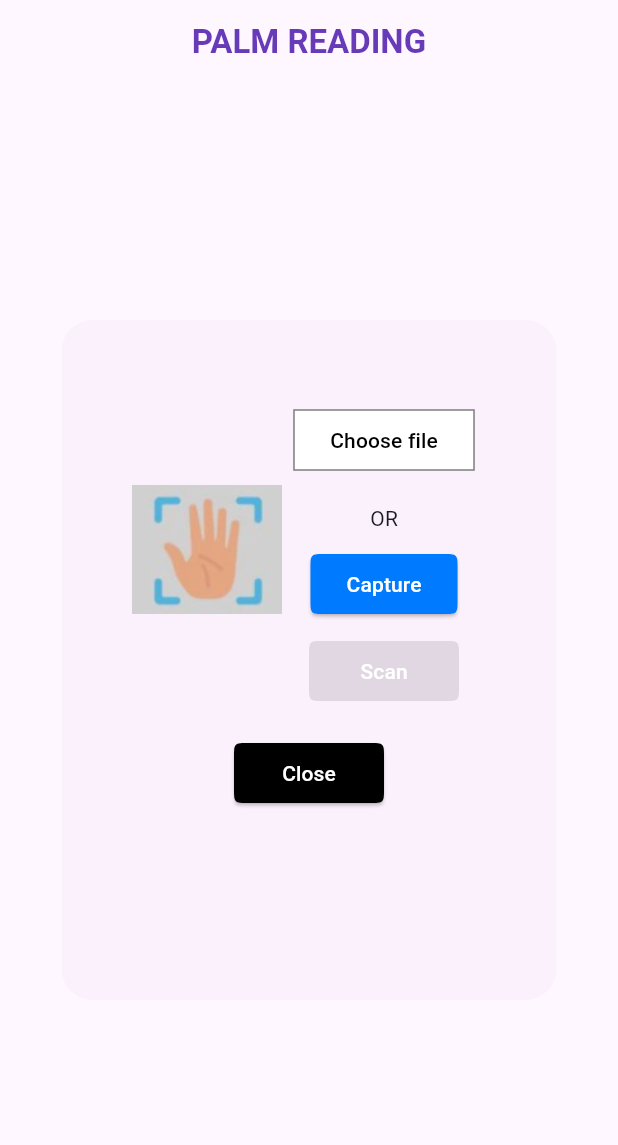
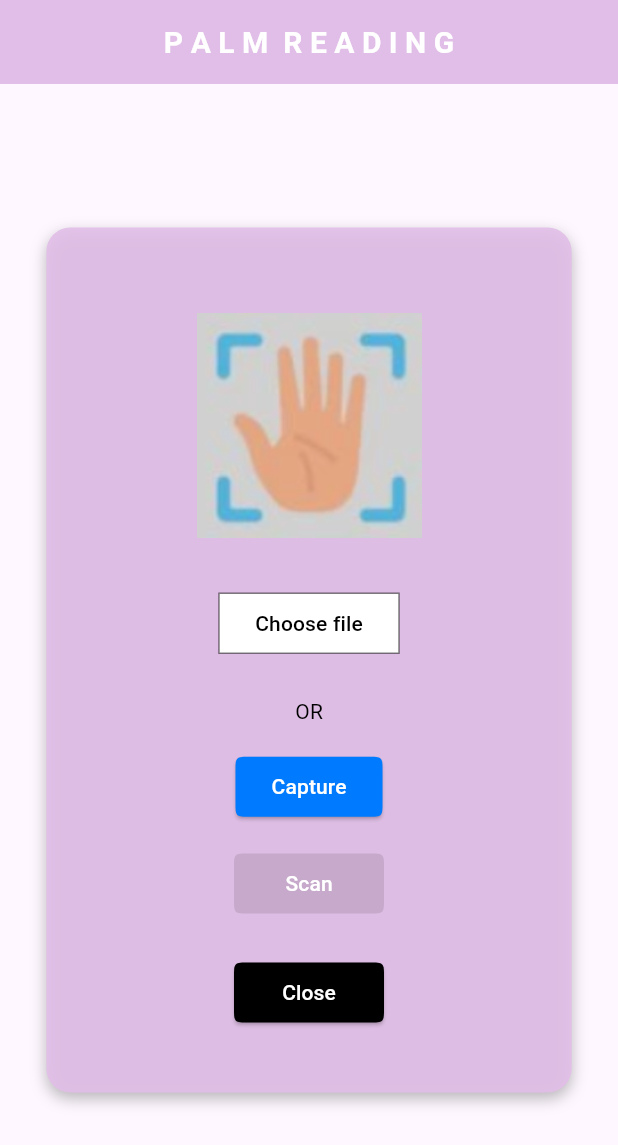
Before and after one commit to Ayyoob6in/Palm_detector, a Flutter app: the screen it shows after launch, on a phone screen of 412 x 824 dp. Shown: the top 1145 px of the screen. Run offline on Flutter 3.47's test engine with Material 3 defaults, Android fonts, the light colour scheme and no system bars; our stand-ins replace image_picker; missing offline and left inert: google_ml_kit.

Commit message:
ui changed

```diff
--- a/lib/controller/palmreader_provider.dart
+++ b/lib/controller/palmreader_provider.dart
@@ -4,20 +4,29 @@ import 'package:image_picker/image_picker.dart';
 import 'package:google_ml_kit/google_ml_kit.dart';
 
 class PalmReadingProvider extends ChangeNotifier {
-  final ImagePicker _picker = ImagePicker();
+  String _detectionResult = '';
   XFile? _image;
-  bool _isPalmDetected = false;
-  String _detectionResult = '';
-  bool _scanAttempted = false; // New variable to track scan attempts
-
-  XFile? get image => _image;
-  bool get isPalmDetected => _isPalmDetected;
-  String get detectionResult => _detectionResult;
-  bool get scanAttempted => _scanAttempted; // Getter for scan attempt
-
   // Use ImageLabeler for general object detection
   // ignore: deprecated_member_use
   final ImageLabeler _imageLabeler = GoogleMlKit.vision.imageLabeler();
+
+  bool _isPalmDetected = false;
+  final ImagePicker _picker = ImagePicker();
+  bool _scanAttempted = false; // New variable to track scan attempts
+
+  @override
+  void dispose() {
+    _imageLabeler.close();
+    super.dispose();
+  }
+
+  XFile? get image => _image;
+
+  bool get isPalmDetected => _isPalmDetected;
+
+  String get detectionResult => _detectionResult;
+
+  bool get scanAttempted => _scanAttempted; // Getter for scan attempt
 
   Future<void> chooseFile() async {
     final pickedFile = await _picker.pickImage(source: ImageSource.gallery);
@@ -62,10 +71,4 @@ class PalmReadingProvider extends ChangeNotifier {
       throw Exception('Failed to detect palm.');
     }
   }
-
-  @override
-  void dispose() {
-    _imageLabeler.close();
-    super.dispose();
-  }
 }
--- a/lib/view/home/home.dart
+++ b/lib/view/home/home.dart
@@ -1,5 +1,4 @@
 import 'dart:io';
-
 import 'package:flutter/material.dart';
 import 'package:palm/view/home/widgets/Buttons.dart';
 import 'package:provider/provider.dart';
@@ -16,25 +15,37 @@ class PalmReadingScreen extends StatelessWidget {
     return Scaffold(
       appBar: AppBar(
         title: const Text(
-          'PALM READING',
-          style:
-              TextStyle(color: Colors.deepPurple, fontWeight: FontWeight.bold),
+          'P A L M  R E A D I N G',
+          style: TextStyle(
+            color: sWhite,
+            fontWeight: FontWeight.bold,
+            fontSize: 20,
+          ),
         ),
         centerTitle: true,
+        backgroundColor: sPurple.shade100,
       ),
       body: Center(
         child: Container(
           decoration: BoxDecoration(
-              color: sPurple.shade100.withOpacity(0.1),
-              borderRadius: BorderRadius.circular(20)),
-          height: size.width * 1.1,
-          width: size.width * 0.8,
+            color: sPurple.shade100.withOpacity(0.9),
+            borderRadius: BorderRadius.circular(16),
+            boxShadow: const [
+              BoxShadow(
+                color: Colors.black26,
+                blurRadius: 8,
+                offset: Offset(0, 4),
+              ),
+            ],
+          ),
+          height: size.height * 0.7,
+          width: size.width * 0.85,
           child: Padding(
-            padding: const EdgeInsets.all(8.0),
+            padding: const EdgeInsets.all(16.0),
             child: Column(
               crossAxisAlignment: CrossAxisAlignment.center,
               children: [
-                sheight20,
+                SizedBox(height: size.height * 0.02),
                 Consumer<PalmReadingProvider>(
                   builder: (context, provider, child) {
                     return Column(
@@ -42,53 +53,77 @@ class PalmReadingScreen extends StatelessWidget {
                         if (provider.scanAttempted &&
                             !provider.isPalmDetected &&
                             provider.image != null)
-                          const Text(
-                            'No Palm is detected in the uploaded image, please try again.',
+                          Container(
+                            padding: const EdgeInsets.symmetric(
+                                vertical: 12, horizontal: 16),
+                            decoration: BoxDecoration(
+                              color: Colors.red.shade50,
+                              borderRadius: BorderRadius.circular(8),
+                              border: Border.all(color: Colors.red, width: 1),
+                            ),
+                            child: const Text(
+                              'No palm is detected in the uploaded image. Please try again.',
                               style: TextStyle(
                                 color: Colors.red,
-                              fontSize: 18,
+                                fontSize: 16,
+                                fontWeight: FontWeight.w500,
                               ),
                               textAlign: TextAlign.center,
                             ),
+                          ),
                         if (provider.scanAttempted && provider.isPalmDetected)
-                          const Text(
+                          Container(
+                            padding: const EdgeInsets.symmetric(
+                                vertical: 12, horizontal: 16),
+                            decoration: BoxDecoration(
+                              color: Colors.green.shade50,
+                              borderRadius: BorderRadius.circular(8),
+                              border: Border.all(color: Colors.green, width: 1),
+                            ),
+                            child: const Text(
                               'Palm detected successfully!',
                               style: TextStyle(
                                 color: Colors.green,
-                              fontSize: 18,
+                                fontSize: 16,
+                                fontWeight: FontWeight.w500,
                               ),
                               textAlign: TextAlign.center,
                             ),
-                        sheight20,
-                        Row(
-                          mainAxisAlignment: MainAxisAlignment.center,
-                          children: [
+                          ),
+                        SizedBox(height: size.height * 0.03),
                         provider.image == null
                             ? Image.asset(
                                 "assets/images/Screenshot 2024-08-04 at 12.23.14 PM.png",
-                                    height: 100,
-                                    width: 100,
+                                height: 150,
+                                width: 150,
+                                fit: BoxFit.cover,
                               )
                             : Image.file(
                                 File(provider.image!.path),
-                                    height: 100,
-                                    width: 100,
+                                height: 150,
+                                width: 150,
+                                fit: BoxFit.cover,
                               ),
-                            sheight20,
+                        SizedBox(height: size.height * 0.03),
                         Column(
                           children: [
                             chooseFileButton(provider),
-                                sheight10,
-                                const Text('OR'),
-                                sheight10,
+                            SizedBox(height: size.height * 0.02),
+                            const Text(
+                              'OR',
+                              style: TextStyle(
+                                color: sBlack,
+                                fontSize: 14,
+                                fontWeight: FontWeight.w400,
+                              ),
+                            ),
+                            SizedBox(height: size.height * 0.02),
                             captureButton(provider),
-                                sheight10,
+                            SizedBox(height: size.height * 0.02),
                             scanButton(provider),
                           ],
                         ),
-                          ],
-                        ),
-                        sheight20,
+                        SizedBox(height: size.height * 0.03),
                         closeButton(),
                       ],
                     );
--- a/pubspec.yaml
+++ b/pubspec.yaml
@@ -35,8 +35,6 @@ dependencies:
   # The following adds the Cupertino Icons font to your application.
   # Use with the CupertinoIcons class for iOS style icons.
   cupertino_icons: ^1.0.6
-  path: ^1.9.0
-  path_provider: ^2.1.4
   google_ml_kit: ^0.18.0
   image_picker: ^1.1.2
   provider: ^6.1.2
```
Also changed, not shown: pubspec.lock, 1 other file. Lines whose indentation alone changed are shown as unchanged.
